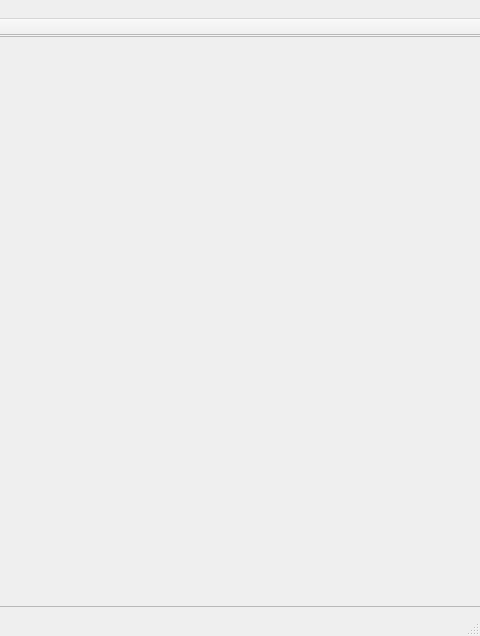
This is iScissor/Scissor/mainwindow.ui in Constannnnnt/COMP5421_Computer-Vision as Qt 5 draws it before an edit; both pictures show x 409 to 889 and y 0 to 636 of the 889 by 636 pixel window. The edited form follows.
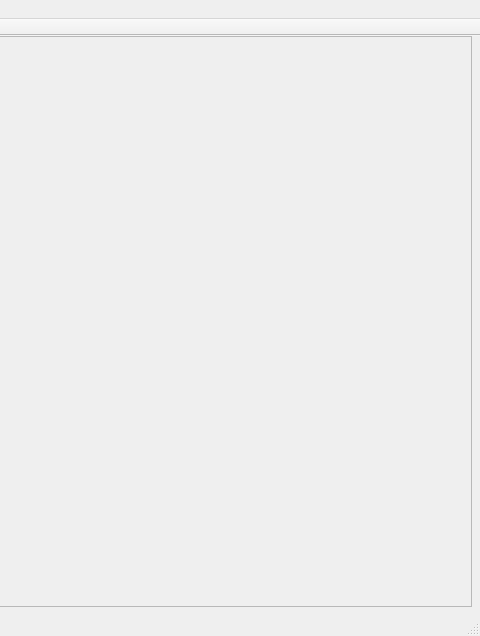
This is the edited form.

Diff of the .ui file:
```diff
--- a/iScissor/Scissor/mainwindow.ui
+++ b/iScissor/Scissor/mainwindow.ui
@@ -19,7 +19,7 @@
      <rect>
       <x>0</x>
       <y>0</y>
-      <width>891</width>
+      <width>881</width>
       <height>571</height>
      </rect>
     </property>
@@ -31,16 +31,16 @@
       <rect>
        <x>0</x>
        <y>0</y>
-       <width>889</width>
+       <width>879</width>
        <height>569</height>
       </rect>
      </property>
      <widget class="QLabel" name="label">
       <property name="geometry">
        <rect>
-        <x>10</x>
+        <x>0</x>
         <y>0</y>
-        <width>871</width>
+        <width>881</width>
         <height>571</height>
        </rect>
       </property>
```
Left out of the diff: 2 changed lines with no effect on the pictures.
